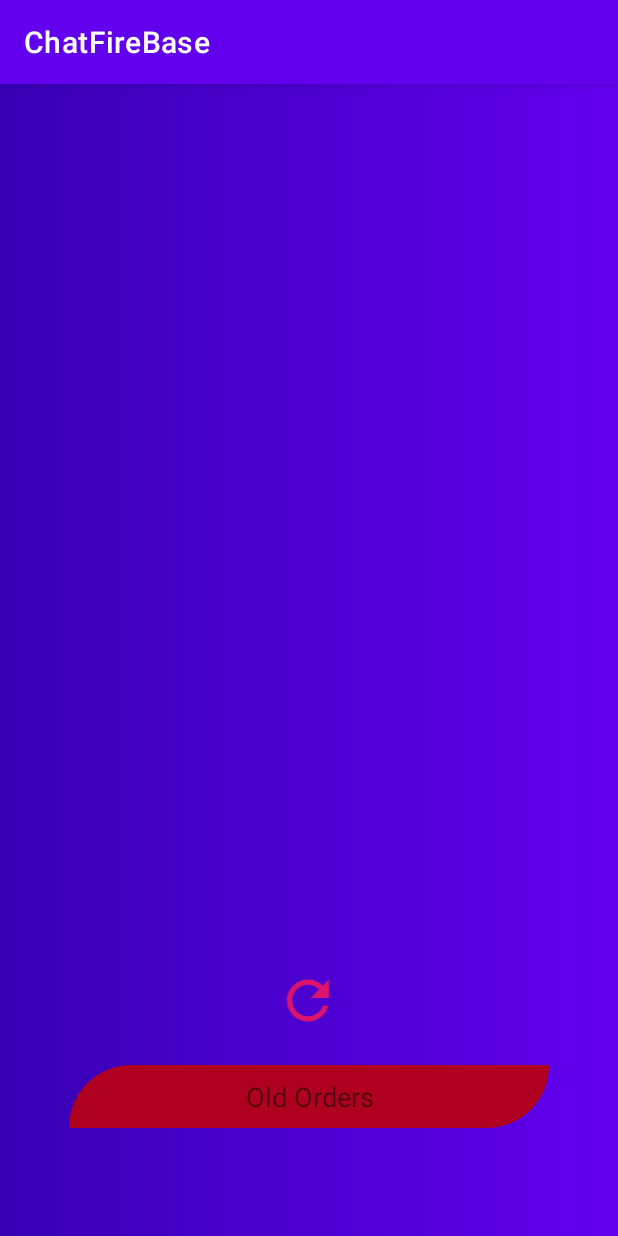
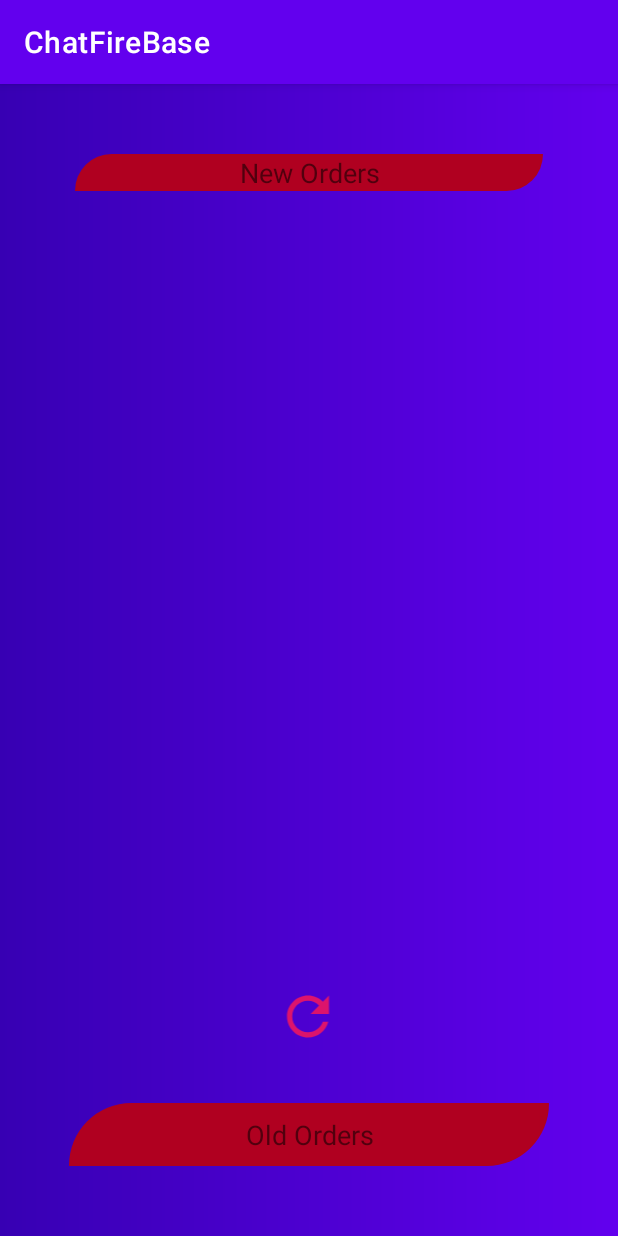
Before and after one commit to ashehata277/Resturant-ServerSide, an Android app: the screen it shows after launch (MainActivity), on a phone screen of 412 x 824 dp. Run offline under Robolectric (Android 15) with nearby library versions, the phone set to English and light mode, and no system bars; our stand-ins replace Firebase (no records; nobody signed in at launch, a user with empty details on screens opened directly).

Commit message:
Reorder the Old Data

```diff
--- a/app/src/main/java/com/example/chatfirebase/OldOrders.java
+++ b/app/src/main/java/com/example/chatfirebase/OldOrders.java
@@ -91,7 +91,7 @@ public class OldOrders extends AppCompatActivity
                                 (String) childChild.child("note").getValue(),
                                 (Long) childChild.child("number").getValue()));
                     }
-                    infoOrders.add(new OrderItem(childDataSnapshot.getKey(),
+                    infoOrders.add(0,new OrderItem(childDataSnapshot.getKey(),
                             (String) childDataSnapshot.child("OrderDate").getValue(),
                             (Long) childDataSnapshot.child("Total Price").getValue(),
                             (String) childDataSnapshot.child("phone").getValue(),
--- a/app/src/main/res/layout/activity_main.xml
+++ b/app/src/main/res/layout/activity_main.xml
@@ -7,15 +7,31 @@
     tools:context=".MainActivity"
     android:background="@drawable/back">
 
+    <TextView
+        android:id="@+id/textView2"
+        android:layout_width="match_parent"
+        android:layout_height="wrap_content"
+        android:layout_marginStart="50dp"
+        android:layout_marginTop="10dp"
+        android:layout_marginEnd="50dp"
+        android:background="@drawable/ordersback"
+        android:gravity="center"
+        android:text="@string/new_orders"
+        android:textSize="18sp"
+        app:layout_constraintBottom_toTopOf="@+id/OrderList"
+        app:layout_constraintEnd_toEndOf="parent"
+        app:layout_constraintStart_toStartOf="parent"
+        app:layout_constraintTop_toTopOf="parent" />
+
     <ListView
         android:id="@+id/OrderList"
         android:layout_width="310dp"
         android:layout_height="450dp"
-        android:layout_marginTop="90dp"
         app:layout_constraintBottom_toTopOf="@+id/refresh"
         app:layout_constraintEnd_toEndOf="parent"
+        app:layout_constraintHorizontal_bias="0.495"
         app:layout_constraintStart_toStartOf="parent"
-        app:layout_constraintTop_toTopOf="parent">
+        app:layout_constraintTop_toBottomOf="@+id/textView2">
 
     </ListView>
 
@@ -38,7 +54,7 @@
         android:layout_height="42dp"
         android:layout_marginStart="45dp"
         android:layout_marginEnd="46dp"
-        android:layout_marginBottom="50dp"
+        android:layout_marginBottom="10dp"
         android:background="@drawable/ordersback"
         android:gravity="center"
         android:text="@string/old_orders"
--- a/app/src/main/res/values/strings.xml
+++ b/app/src/main/res/values/strings.xml
@@ -11,5 +11,6 @@
     <string name="accepted">Accepted</string>
     <string name="change_date">Change date</string>
     <string name="title_activity_location">Map</string>
+    <string name="new_orders">New Orders</string>
 
 </resources>
```
Also changed, not shown: 22 other files.
